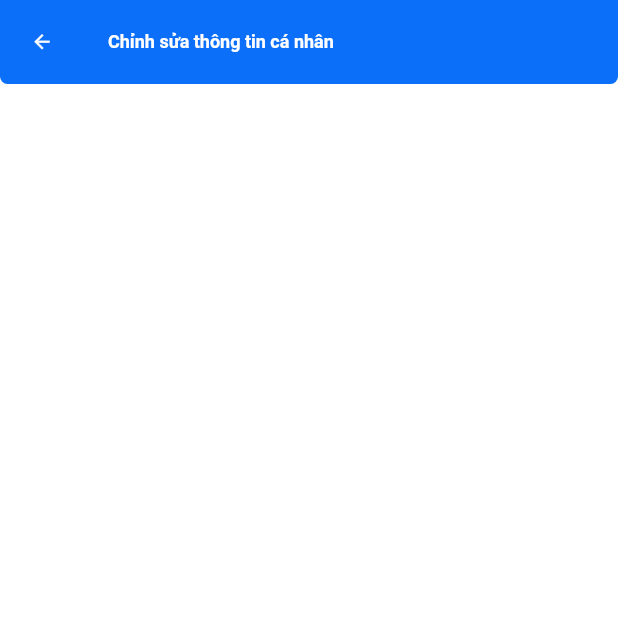
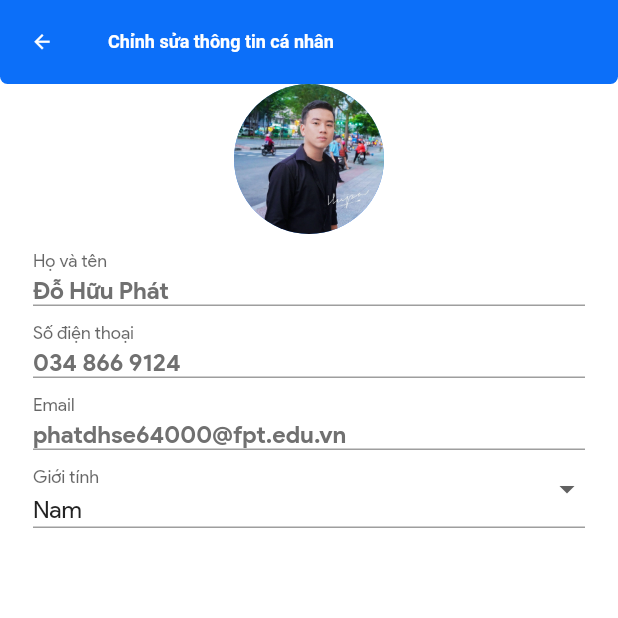
Before and after one commit to TamNguyen8021/Biike-user, a Flutter app: the ProfilePage screen opened by its route, after a tap on "Chỉnh sửa", on a phone screen of 412 x 824 dp, the top half of it. Run offline on Flutter 3.47's test engine with Material 2 defaults, Android fonts, the phone set to English and light mode, and no system bars; our stand-ins replace flutter_rating_bar, flutter_svg.

Commit message:
BIIKE-12 Update screen '022-cus-profile' - Update theme in 'main.dart' - Create screen '023-cus_update_profile'
Signed-off-by: Tam Nguyen <tamntt8021@gmail.com>

```diff
--- a/lib/main.dart
+++ b/lib/main.dart
@@ -52,7 +52,8 @@ class Biike extends StatelessWidget {
                   textStyle: MaterialStateProperty.all<TextStyle>(
                       TextStyle(color: Colors.white, fontSize: 12)))),
           inputDecorationTheme: InputDecorationTheme(
-              contentPadding: const EdgeInsets.only(top: 12.0))),
+              contentPadding: const EdgeInsets.only(top: 12.0),
+              labelStyle: TextStyle(fontWeight: FontWeight.normal))),
       initialRoute: '/customerHome',
       routes: {
         '/open': (BuildContext ctx) => OpenPage(),
--- a/lib/pages/edit_profile_page.dart
+++ b/lib/pages/edit_profile_page.dart
@@ -1,12 +1,35 @@
+import 'package:bikes_user/utils/custom_colors.dart';
 import 'package:bikes_user/utils/custom_strings.dart';
+import 'package:bikes_user/utils/enums.dart';
 import 'package:bikes_user/widgets/appbars/custom_appbar.dart';
 import 'package:flutter/material.dart';
 
-class EditProfilePage extends StatelessWidget {
+class EditProfilePage extends StatefulWidget {
   const EditProfilePage({Key? key}) : super(key: key);
 
   @override
+  _EditProfilePageState createState() => _EditProfilePageState();
+}
+
+class _EditProfilePageState extends State<EditProfilePage> {
+  late TextEditingController _textEditingController;
+
+  @override
+  void initState() {
+    super.initState();
+    _textEditingController = TextEditingController();
+  }
+
+  @override
+  void dispose() {
+    _textEditingController.dispose();
+    super.dispose();
+  }
+
+  @override
   Widget build(BuildContext context) {
+    Gender? _gender = Gender.Male;
+
     return Scaffold(
       appBar: CustomAppBar(
         isVisible: true,
@@ -14,6 +37,72 @@ class EditProfilePage extends StatelessWidget {
         appBar: AppBar(),
         title: Text(CustomStrings.kEditProfile),
       ),
+      body: SafeArea(
+        child: Padding(
+          padding: const EdgeInsets.symmetric(horizontal: 22.0),
+          child: Column(
+            children: <Widget>[
+              CircleAvatar(
+                backgroundImage: AssetImage('assets/images/profile-1.jpg'),
+                radius: 50,
+              ),
+              Form(
+                  child: Column(
+                children: <Widget>[
+                  TextFormField(
+                    initialValue: 'Đỗ Hữu Phát',
+                    style: TextStyle(
+                        fontWeight: FontWeight.bold,
+                        color: CustomColors.kDarkGray),
+                    decoration:
+                        InputDecoration(labelText: CustomStrings.kFullName),
+                  ),
+                  TextFormField(
+                    initialValue: '034 866 9124',
+                    style: TextStyle(
+                        fontWeight: FontWeight.bold,
+                        color: CustomColors.kDarkGray),
+                    decoration:
+                        InputDecoration(labelText: CustomStrings.kPhoneNo),
+                  ),
+                  TextFormField(
+                    initialValue: 'phatdhse64000@fpt.edu.vn',
+                    style: TextStyle(
+                        fontWeight: FontWeight.bold,
+                        color: CustomColors.kDarkGray),
+                    decoration:
+                        InputDecoration(labelText: CustomStrings.kEmail),
+                  ),
+                  DropdownButtonFormField<Gender>(
+                    value: _gender,
+                    decoration:
+                        InputDecoration(labelText: CustomStrings.kGender),
+                    items: const <DropdownMenuItem<Gender>>[
+                      DropdownMenuItem<Gender>(
+                        child: Text(CustomStrings.kMale),
+                        value: Gender.Male,
+                      ),
+                      DropdownMenuItem<Gender>(
+                        child: Text(CustomStrings.kFemale),
+                        value: Gender.Female,
+                      ),
+                      DropdownMenuItem<Gender>(
+                        child: Text(CustomStrings.kOthers),
+                        value: Gender.Other,
+                      ),
+                    ],
+                    onChanged: (Gender? gender) {
+                      setState(() {
+                        _gender = gender;
+                      });
+                    },
+                  )
+                ],
+              ))
+            ],
+          ),
+        ),
+      ),
     );
   }
 }
--- a/lib/pages/profile_page.dart
+++ b/lib/pages/profile_page.dart
@@ -1,3 +1,5 @@
+import 'dart:ui';
+
 import 'package:bikes_user/utils/custom_colors.dart';
 import 'package:bikes_user/utils/custom_strings.dart';
 import 'package:bikes_user/widgets/appbars/custom_appbar.dart';
@@ -106,20 +108,24 @@ class ProfilePage extends StatelessWidget {
                         child: ElevatedButton.icon(
                             onPressed: () =>
                                 {Navigator.pushNamed(context, '/editProfile')},
-                          icon: Icon(Icons.edit),
+                            icon: Icon(
+                              Icons.edit,
+                              size: 22,
+                            ),
                             label: Text(
                               CustomStrings.kEdit,
-                            style: TextStyle(
-                                color: Colors.white,
-                                fontWeight: FontWeight.bold,
-                                fontSize: 12),
+                              style: Theme.of(context)
+                                  .textTheme
+                                  .button!
+                                  .copyWith(fontSize: 12),
                             ),
-                          style: ButtonStyle(
-                              backgroundColor: MaterialStateProperty.all<Color>(
-                                  CustomColors.kBlue),
+                            style: Theme.of(context)
+                                .elevatedButtonTheme
+                                .style!
+                                .copyWith(
                                     elevation:
-                                  MaterialStateProperty.all<double>(0.0)),
-                        ),
+                                        MaterialStateProperty.all<double>(
+                                            0.0))),
                       ),
                     ),
                     Padding(
--- a/lib/utils/custom_strings.dart
+++ b/lib/utils/custom_strings.dart
@@ -48,6 +48,11 @@ class CustomStrings {
 
   // '023-cus-update_profile' screen
   static const String kEditProfile = "Chỉnh sửa thông tin cá nhân";
+  static const String kFullName = "Họ và tên";
+  static const String kGender = "Giới tính";
+  static const String kMale = "Nam";
+  static const String kFemale = "Nữ";
+  static const String kOthers = "Khác";
 
   // finding_driver_success screen
   static const String kFoundBiker = "Đã tìm được người chở bạn!";
--- /dev/null
+++ b/lib/utils/enums.dart
@@ -0,0 +1 @@
+enum Gender { Male, Female, Other }
```
Lines whose indentation alone changed are shown as unchanged.
